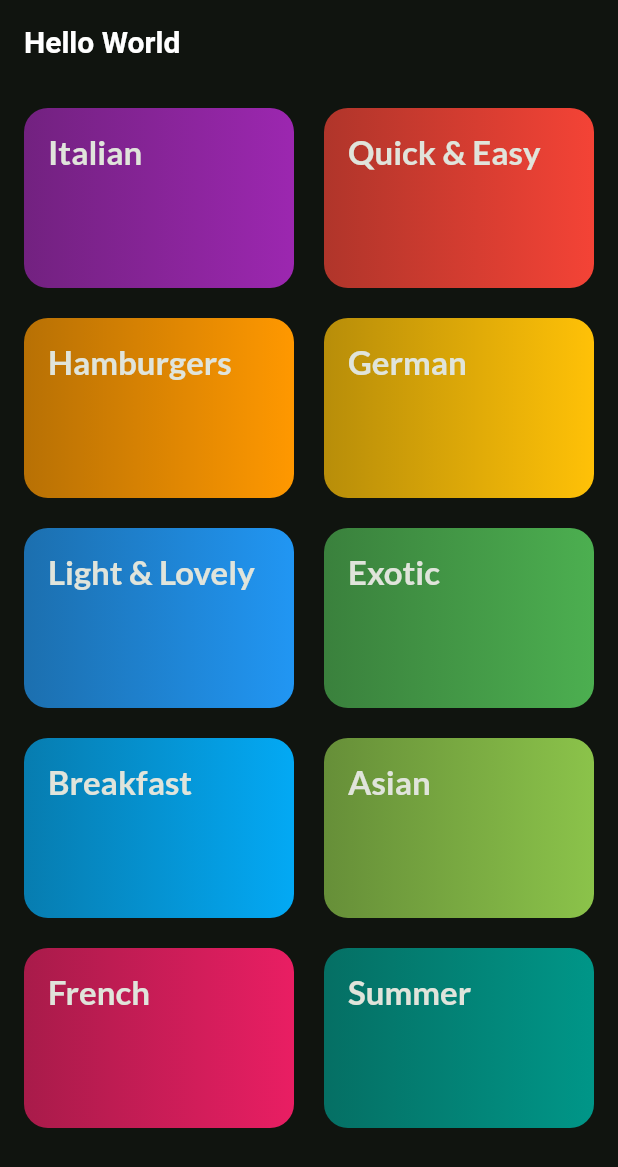
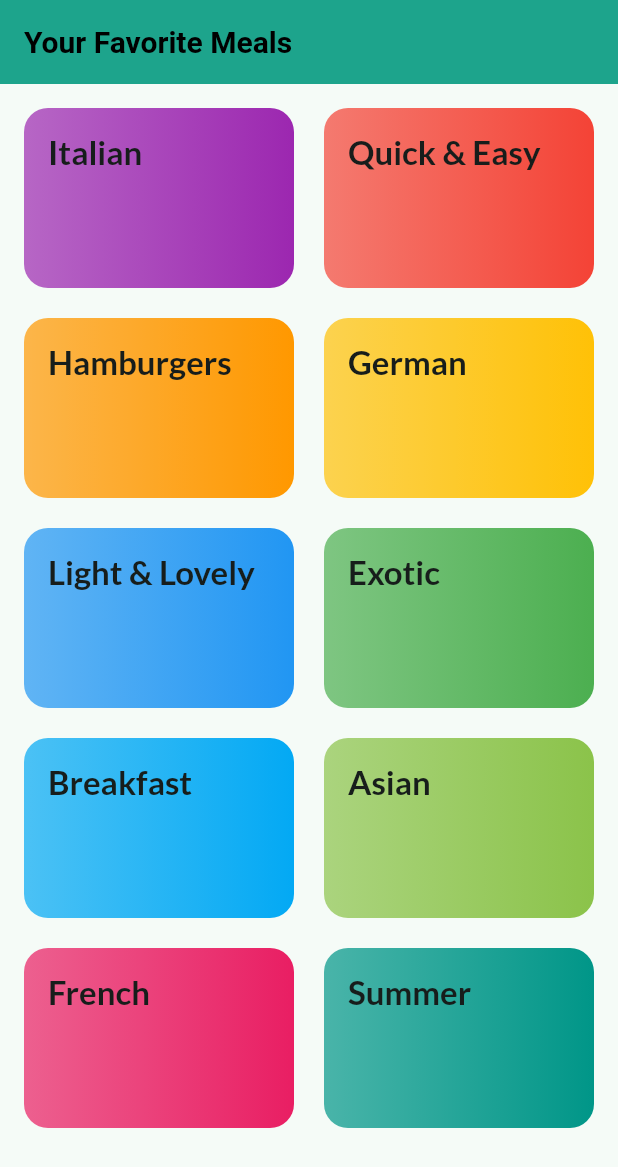
Before and after one commit to NavidZamanKhan/Meals-App, a Flutter app: the screen it shows after launch, on a phone screen of 412 x 824 dp. Shown: the top 1167 px of the screen. Run offline on Flutter 3.47's test engine with Material 3 defaults, Android fonts, the phone set to English and light mode, and no system bars; our stand-ins replace google_fonts.

Commit message:
added new screen feature

```diff
--- a/lib/main.dart
+++ b/lib/main.dart
@@ -6,10 +6,19 @@ import 'package:meals_app/screens/categories.dart';
 final theme = ThemeData(
   useMaterial3: true,
   colorScheme: ColorScheme.fromSeed(
-    brightness: Brightness.dark,
-    seedColor: Colors.green,
+    brightness: Brightness.light,
+    seedColor: Color.fromARGB(255, 29, 164, 140),
   ),
   textTheme: GoogleFonts.latoTextTheme(),
+
+  appBarTheme: const AppBarTheme(
+    backgroundColor: Color.fromARGB(255, 29, 164, 140),
+    titleTextStyle: TextStyle(
+      color: Colors.black,
+      fontSize: 20,
+      fontWeight: FontWeight.bold,
+    ),
+  ),
 );
 
 void main() {
--- a/lib/screens/categories.dart
+++ b/lib/screens/categories.dart
@@ -1,17 +1,32 @@
 import 'package:flutter/material.dart';
 import 'package:meals_app/data/dummy_data.dart';
+import 'package:meals_app/screens/meals.dart';
 import 'package:meals_app/widgets/category_grid_item.dart';
+import 'package:meals_app/models/category.dart';
 
 class CategoriesScreen extends StatelessWidget {
   const CategoriesScreen({super.key});
+
+  void _selectCategory(BuildContext context, Category category) {
+    final filteredMeals =
+        dummyMeals.where((meal) {
+          return meal.categories.contains(category.id);
+        }).toList();
+    Navigator.of(context).push(
+      MaterialPageRoute(
+        builder:
+            (ctx) => MealsScreen(title: category.title, meals: filteredMeals),
+      ),
+    );
+  }
 
   @override
   Widget build(BuildContext context) {
     return Scaffold(
       appBar: AppBar(
-        title: const Text("Hello World"),
+        title: const Text("Your Favorite Meals"),
         titleTextStyle: TextStyle(
-          color: Colors.white,
+          color: Colors.black,
           fontSize: 20,
           fontWeight: FontWeight.bold,
         ),
@@ -27,7 +42,12 @@ class CategoriesScreen extends StatelessWidget {
         ),
         children: [
           for (final category in availableCategories)
-            CategoryGridItem(category: category),
+            CategoryGridItem(
+              category: category,
+              onSelectCategory: () {
+                _selectCategory(context, category);
+              },
+            ),
         ],
       ),
     );
--- a/lib/screens/meals.dart
+++ b/lib/screens/meals.dart
@@ -34,7 +34,7 @@ class MealsScreen extends StatelessWidget {
       );
     } else {
       return Scaffold(
-        appBar: AppBar(title: const Text("Meals")),
+        appBar: AppBar(title: Text(title)),
         body: ListView.builder(
           itemCount: meals.length,
           itemBuilder: (context, index) {
--- a/lib/widgets/category_grid_item.dart
+++ b/lib/widgets/category_grid_item.dart
@@ -2,14 +2,19 @@ import 'package:flutter/material.dart';
 import 'package:meals_app/models/category.dart';
 
 class CategoryGridItem extends StatelessWidget {
-  const CategoryGridItem({super.key, required this.category});
+  const CategoryGridItem({
+    super.key,
+    required this.category,
+    required this.onSelectCategory,
+  });
 
   final Category category;
+  final void Function() onSelectCategory;
 
   @override
   Widget build(BuildContext context) {
     return InkWell(
-      onTap: () {},
+      onTap: onSelectCategory,
       splashColor: Theme.of(context).primaryColor,
       borderRadius: BorderRadius.circular(16),
       child: Container(
--- /dev/null
+++ b/lib/widgets/meal_item.dart
@@ -0,0 +1,6 @@
+// import 'package:flutter/material.dart';
+// import 'package:meals_app/models/meal.dart';
+
+// class MealItem extends StatelessWidget {
+//   final Meal meal;
+// }
```
